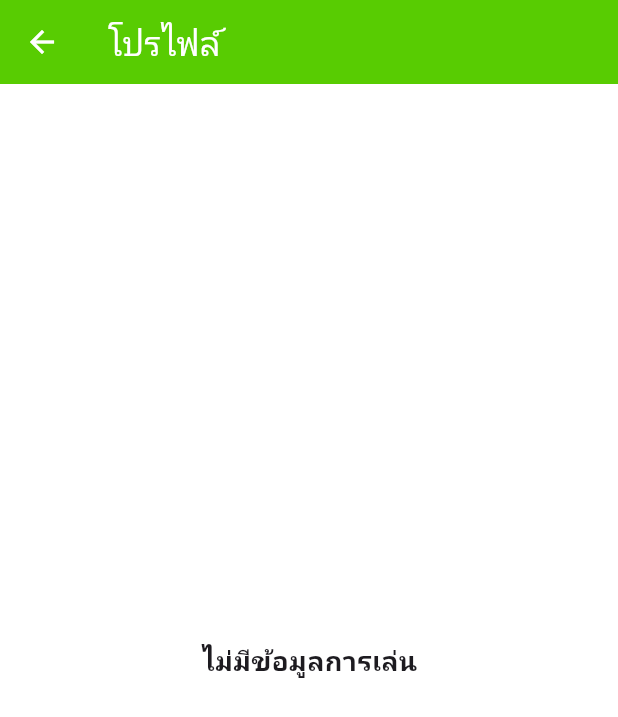
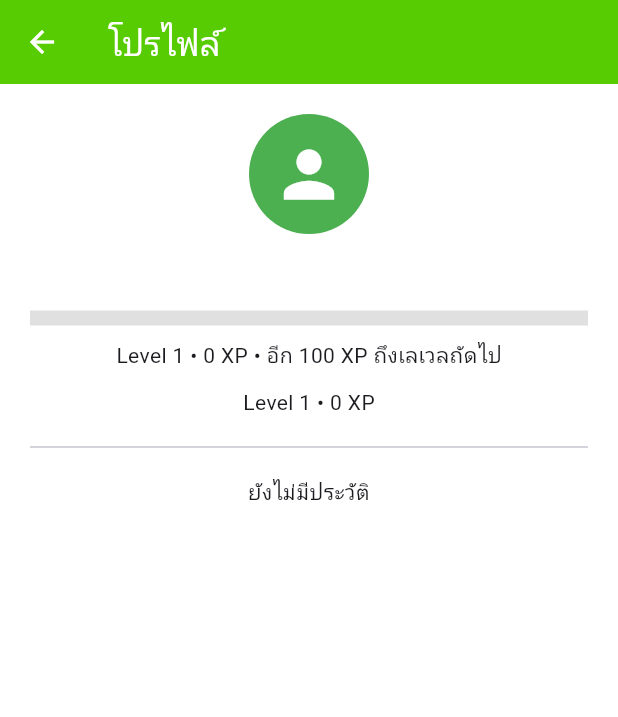
Before and after one commit to maltika/app_ai_quran, a Flutter app: the HomeScreen screen opened by its route, after a tap on the "person" icon, on a phone screen of 412 x 824 dp. Shown: the top 717 px of the screen. Run offline on Flutter 3.47's test engine with Material 3 defaults, Android fonts, the phone set to English and light mode, and no system bars; our stand-ins replace audioplayers, cloud_firestore, firebase_auth, firebase_core; accounts and stored records are empty.

Commit message:
add logout and xp system
add logout and xp system

```diff
--- a/lib/main.dart
+++ b/lib/main.dart
@@ -9,6 +9,8 @@ void main() async {
   await Firebase.initializeApp(
     options: DefaultFirebaseOptions.currentPlatform,
   );
+  // print("🚀 Firebase Project ID: ${DefaultFirebaseOptions.currentPlatform.projectId}");
+
   runApp(const QuranApp());
 }
 
--- a/lib/screens/home_screen.dart
+++ b/lib/screens/home_screen.dart
@@ -33,8 +33,12 @@ class HomeScreen extends StatelessWidget {
                   backgroundColor: Colors.white,
                   child: Icon(Icons.person, color: Colors.green)),
             ),
-            const Text("Lv. 3 • 120 XP", style: TextStyle(fontSize: 18)),
-            const Icon(Icons.star, color: Colors.yellow),
+            IconButton(
+              icon: const Icon(Icons.logout, color: Colors.white),
+              onPressed: () {
+                Navigator.pushReplacementNamed(context, "/login");
+              },
+            ),
           ],
         ),
       ),
@@ -48,6 +52,16 @@ class HomeScreen extends StatelessWidget {
               InkWell(
                 borderRadius: BorderRadius.circular(55),
                 onTap: () {
+                  if (stage["type"] == "surah") {
+                    // ถ้าเป็น นครแห่งอายะห์ → ไป SurahScreen ทันที
+                    Navigator.push(
+                      context,
+                      MaterialPageRoute(
+                        builder: (_) => const SurahScreen(),
+                      ),
+                    );
+                  } else {
+                    // ถ้าเป็น อักษร หรือ สระ → ไป SublevelScreen ตามปกติ
                     Navigator.push(
                       context,
                       MaterialPageRoute(
@@ -59,6 +73,7 @@ class HomeScreen extends StatelessWidget {
                         ),
                       ),
                     );
+                  }
                 },
                 child: CircleAvatar(
                   radius: 55,
--- a/lib/screens/profile_screen.dart
+++ b/lib/screens/profile_screen.dart
@@ -7,6 +7,7 @@ class ProfileScreen extends StatelessWidget {
   const ProfileScreen({super.key});
 
   int _calculateLevel(int xp) => (xp ~/ 100) + 1;
+  int _xpForNextLevel(int xp) => 100 - (xp % 100);
 
   @override
   Widget build(BuildContext context) {
@@ -14,28 +15,16 @@ class ProfileScreen extends StatelessWidget {
 
     return Scaffold(
       appBar: AppBar(title: const Text("โปรไฟล์")),
-      body: StreamBuilder<QuerySnapshot>(
-        stream: FirestoreService().getPracticeLogs(),
+      body: StreamBuilder<DocumentSnapshot>(
+        stream: FirestoreService().getUserStream(),
         builder: (context, snapshot) {
-          if (!snapshot.hasData) return const Center(child: CircularProgressIndicator());
-
-          final docs = snapshot.data!.docs;
-          if (docs.isEmpty) {
-            return const Center(
-              child: Text(
-                "ไม่มีข้อมูลการเล่น",
-                style: TextStyle(fontSize: 18, fontWeight: FontWeight.bold),
-              ),
-            );
+          if (!snapshot.hasData) {
+            return const Center(child: CircularProgressIndicator());
           }
 
-          int totalXp = 0, excellent = 0, tryCount = 0;
-          for (var doc in docs) {
-            final data = doc.data() as Map<String, dynamic>;
-            totalXp += int.tryParse((data["xp"] ?? 0).toString()) ?? 0;
-            if ((data["result"] ?? "").contains("ดีเยี่ยม")) excellent++;
-            else tryCount++;
-          }
+          final data = snapshot.data!.data() as Map<String, dynamic>? ?? {};
+          final totalXp = data["totalXp"] ?? 0;
+          final level = _calculateLevel(totalXp);
 
           return Padding(
             padding: const EdgeInsets.all(20),
@@ -44,41 +33,60 @@ class ProfileScreen extends StatelessWidget {
                 CircleAvatar(
                   radius: 40,
                   backgroundColor: Colors.green,
-                  child: const Icon(Icons.person, size: 50, color: Colors.white),
+                  child:
+                      const Icon(Icons.person, size: 50, color: Colors.white),
                 ),
                 const SizedBox(height: 10),
-                Text(user?.email ?? "ไม่ทราบ", style: const TextStyle(fontWeight: FontWeight.bold)),
+                Text(user?.email ?? "ไม่ทราบ",
+                    style: const TextStyle(fontWeight: FontWeight.bold)),
                 const SizedBox(height: 20),
                 LinearProgressIndicator(
-                  value: (totalXp % 100) / 100,
+                  value: (totalXp % 100) / 100, // 0.0 → 1.0
                   backgroundColor: Colors.grey.shade300,
                   color: Colors.green,
                   minHeight: 10,
                 ),
+                SizedBox(height: 10),
+                Text(
+                    "Level $level • $totalXp XP • อีก ${_xpForNextLevel(totalXp)} XP ถึงเลเวลถัดไป"),
+
                 const SizedBox(height: 10),
-                Text("Level ${_calculateLevel(totalXp)} • $totalXp XP"),
-                const SizedBox(height: 20),
-                Text("✅ ดีเยี่ยม: $excellent • ⚠️ พยายามเข้า: $tryCount"),
+                Text("Level $level • $totalXp XP"),
                 const Divider(height: 40),
+
+                // 🟢 แสดง history
                 Expanded(
-                  child: ListView.builder(
+                  child: StreamBuilder<QuerySnapshot>(
+                    stream: FirestoreService().getHistory(),
+                    builder: (context, snapshot) {
+                      if (!snapshot.hasData) {
+                        return const Center(child: CircularProgressIndicator());
+                      }
+                      final docs = snapshot.data!.docs;
+                      if (docs.isEmpty) return const Text("ยังไม่มีประวัติ");
+
+                      return ListView.builder(
                         itemCount: docs.length,
                         itemBuilder: (context, index) {
-                      final data = docs[index].data() as Map<String, dynamic>;
+                          final data =
+                              docs[index].data() as Map<String, dynamic>;
                           return Card(
                             child: ListTile(
                               leading: Icon(
                                 (data["result"] ?? "").contains("ดีเยี่ยม")
                                     ? Icons.check_circle
                                     : Icons.warning,
-                            color: (data["result"] ?? "").contains("ดีเยี่ยม")
+                                color:
+                                    (data["result"] ?? "").contains("ดีเยี่ยม")
                                         ? Colors.green
                                         : Colors.orange,
                               ),
-                          title: Text(data["surah"] ?? "-"),
+                              title: Text(data["type"] ?? "-"),
                               subtitle: Text("ผล: ${data["result"] ?? "-"}"),
-                          trailing: Text("+${data["xp"] ?? 0} XP"),
+                              trailing: Text("+${data["xpGained"] ?? 0} XP"),
                             ),
+                          );
+                        },
                       );
                     },
                   ),
--- a/lib/screens/surah_detail_screen.dart
+++ b/lib/screens/surah_detail_screen.dart
@@ -59,16 +59,14 @@ class _SurahDetailScreenState extends State<SurahDetailScreen> {
         correctCount++;
         showNextButton = true;
       });
-      await FirestoreService()
-          .savePracticeResult(widget.title, "อายะห์ $currentAyah: ✅ ดีเยี่ยม");
+      await FirestoreService().savePracticeResult(widget.title, "✅ ดีเยี่ยม");
     } else {
       setState(() {
         message = "❌ ผิด!";
         wrongCount++;
         showNextButton = true;
       });
-      await FirestoreService().savePracticeResult(
-          widget.title, "อายะห์ $currentAyah: ⚠️ พยายามเข้า");
+      await FirestoreService().savePracticeResult(widget.title, "❌ พยายามเข้า");
     }
   }
 
--- a/pubspec.yaml
+++ b/pubspec.yaml
@@ -39,6 +39,7 @@ dependencies:
   cupertino_icons: ^1.0.8
   audioplayers: ^6.0.0
   shared_preferences: ^2.1.1
+  speech_to_text: ^7.3.0
 
 dev_dependencies:
   flutter_test:
```
Also changed, not shown: lib/models/stage_model.dart (deleted, +0 -15 lines), lib/models/user_model.dart (added, +35 -0 lines), lib/screens/minigame_screen.dart (+23 -62 lines), lib/screens/stage_selection.dart (deleted, +0 -139 lines), lib/screens/stage_selection_screen.dart (added, +56 -0 lines), lib/screens/sublevel.dart (+32 -4 lines), lib/services/firebase_auth_service.dart (+15 -1 lines), lib/services/firestore_service.dart (+60 -5 lines), lib/firebase_options.dart, pubspec.lock, 4 other files. Lines whose indentation alone changed are shown as unchanged.
